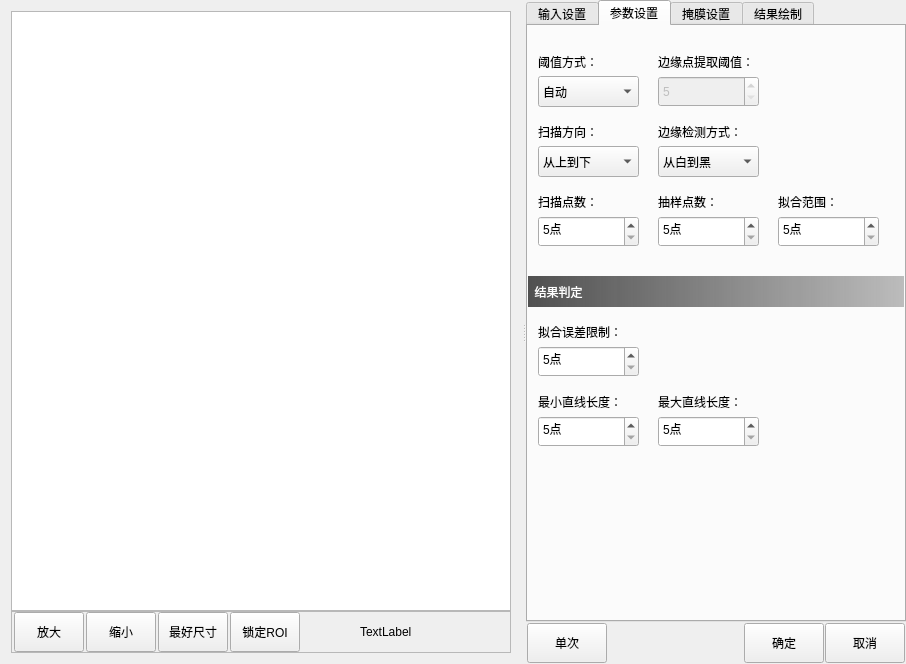
Before: the Qt Designer form CMvVisionParamWidget/CMvVisionParamWidget/formFiles/CMvFindLineParamWidget.ui in OrangLBlue/QtUI_For_Work, drawn with Qt 5.
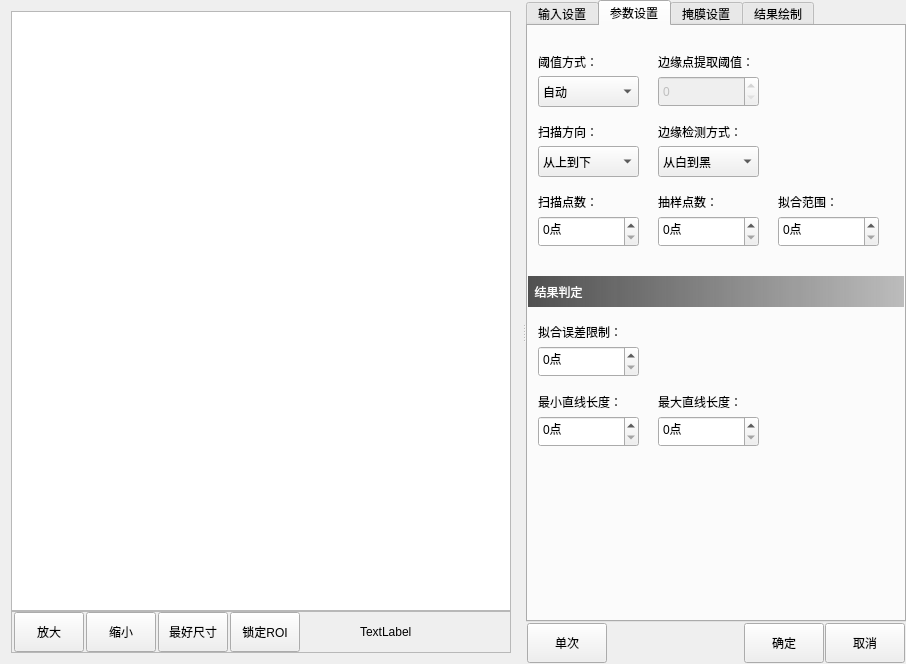
After: the same form once the commit is applied. The open tabs and pages were chosen to show the change. Icons and pictures are not drawn.

Diff of the .ui file:
```diff
--- a/CMvVisionParamWidget/CMvVisionParamWidget/formFiles/CMvFindLineParamWidget.ui
+++ b/CMvVisionParamWidget/CMvVisionParamWidget/formFiles/CMvFindLineParamWidget.ui
@@ -663,10 +663,10 @@
             <string>点</string>
            </property>
            <property name="minimum">
-            <number>5</number>
+            <number>0</number>
            </property>
            <property name="maximum">
-            <number>299</number>
+            <number>256</number>
            </property>
           </widget>
           <widget class="QLabel" name="label_samplingPointSum">
@@ -695,10 +695,10 @@
             <string>点</string>
            </property>
            <property name="minimum">
-            <number>5</number>
+            <number>0</number>
            </property>
            <property name="maximum">
-            <number>299</number>
+            <number>256</number>
            </property>
           </widget>
           <widget class="QLabel" name="label_scanPointSum">
@@ -740,10 +740,10 @@
             <string>点</string>
            </property>
            <property name="minimum">
-            <number>5</number>
+            <number>0</number>
            </property>
            <property name="maximum">
-            <number>299</number>
+            <number>6</number>
            </property>
           </widget>
           <widget class="QLabel" name="label_threshold">
@@ -775,10 +775,10 @@
             <string/>
            </property>
            <property name="minimum">
-            <number>5</number>
+            <number>0</number>
            </property>
            <property name="maximum">
-            <number>299</number>
+            <number>1000</number>
            </property>
           </widget>
           <widget class="QWidget" name="widget_Judged" native="true">
@@ -803,7 +803,7 @@
              <string>点</string>
             </property>
             <property name="minimum">
-             <number>5</number>
+             <number>0</number>
             </property>
             <property name="maximum">
              <number>299</number>
@@ -835,7 +835,7 @@
              <string>点</string>
             </property>
             <property name="minimum">
-             <number>5</number>
+             <number>0</number>
             </property>
             <property name="maximum">
              <number>299</number>
@@ -867,10 +867,10 @@
              <string>点</string>
             </property>
             <property name="minimum">
-             <number>5</number>
+             <number>0</number>
             </property>
             <property name="maximum">
-             <number>299</number>
+             <number>256</number>
             </property>
            </widget>
            <widget class="QLabel" name="label_maxLineLong">
```
Left out of the diff: 24 changed lines with no effect on the pictures.
